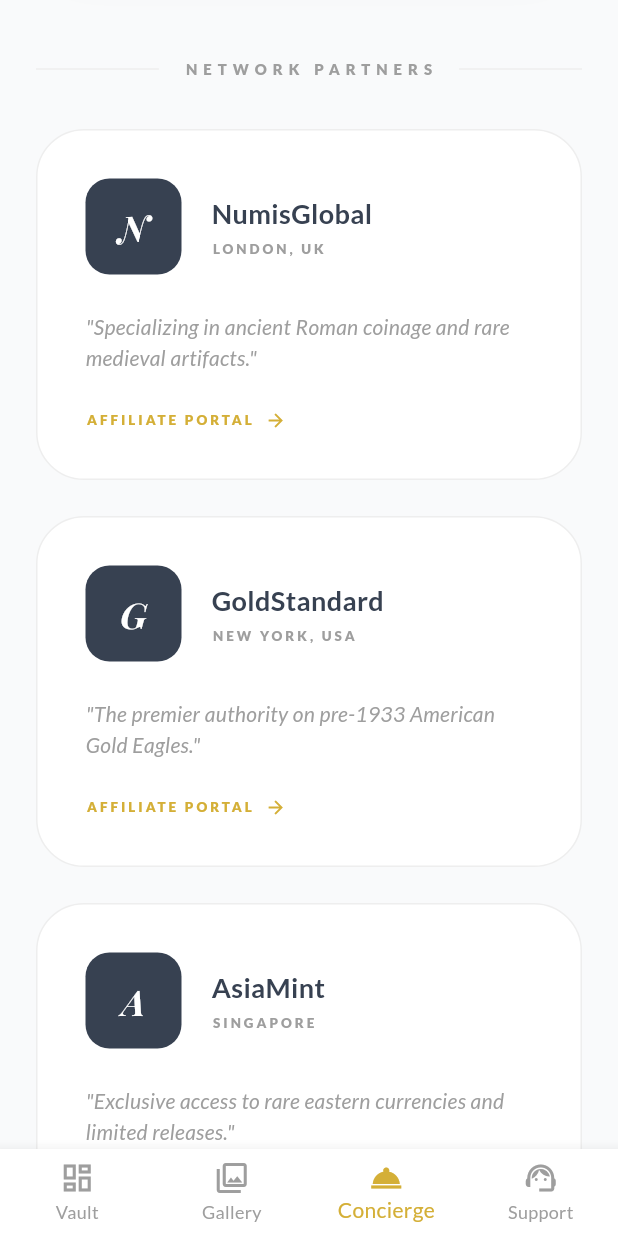
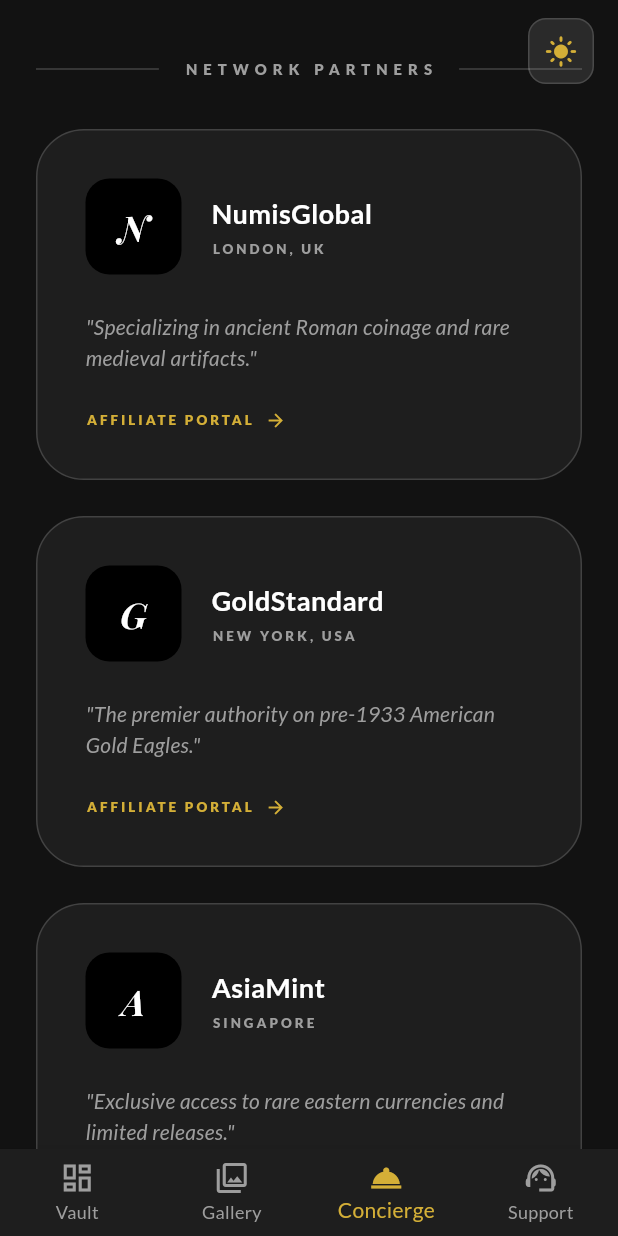
Before and after one commit to karlchristen1970/antigravnumivas, a Flutter app: the screen it shows after launch, item 3 of the bottom bar chosen, scrolled down 1152 dp, on a phone screen of 412 x 824 dp. Run offline on Flutter 3.47's test engine with Material 3 defaults, Android fonts, the phone set to English and light mode, and no system bars; our stand-ins replace google_fonts; network calls fail.

Commit message:
Add dark mode toggle with sun/moon button

```diff
--- a/lib/main.dart
+++ b/lib/main.dart
@@ -10,13 +10,41 @@ void main() {
   runApp(const NumivasApp());
 }
 
-class NumivasApp extends StatelessWidget {
+// Global key to access theme toggle from anywhere in the app
+final GlobalKey<_NumivasAppState> numivasAppKey = GlobalKey<_NumivasAppState>();
+
+class NumivasApp extends StatefulWidget {
   const NumivasApp({super.key});
+
+  @override
+  State<NumivasApp> createState() => _NumivasAppState();
+
+  /// Toggle between light, dark, and system theme modes
+  static void toggleTheme(BuildContext context) {
+    numivasAppKey.currentState?.toggleTheme();
+  }
+
+  /// Get the current theme mode
+  static ThemeMode getThemeMode(BuildContext context) {
+    return numivasAppKey.currentState?._themeMode ?? ThemeMode.dark;
+  }
+}
+
+class _NumivasAppState extends State<NumivasApp> {
+  ThemeMode _themeMode = ThemeMode.dark; // Default to dark for luxury feel
+
+  void toggleTheme() {
+    setState(() {
+      _themeMode = _themeMode == ThemeMode.dark ? ThemeMode.light : ThemeMode.dark;
+    });
+  }
 
   @override
   Widget build(BuildContext context) {
     return MaterialApp(
+      key: numivasAppKey,
       title: 'Numivas',
+      debugShowCheckedModeBanner: false,
       theme: ThemeData(
         brightness: Brightness.light,
         primaryColor: const Color(0xFFD4AF37), // Gold
@@ -39,7 +67,7 @@ class NumivasApp extends StatelessWidget {
         ),
         textTheme: GoogleFonts.latoTextTheme(ThemeData.dark().textTheme),
       ),
-      themeMode: ThemeMode.system,
+      themeMode: _themeMode,
       initialRoute: '/',
       routes: {
         '/': (context) => const MainScreen(),
@@ -76,10 +104,43 @@ class _MainScreenState extends State<MainScreen> {
 
   @override
   Widget build(BuildContext context) {
+    final isDark = Theme.of(context).brightness == Brightness.dark;
+
     return Scaffold(
-      body: IndexedStack(
-        index: _selectedIndex,
-        children: _views,
+      body: Stack(
+        children: [
+          IndexedStack(
+            index: _selectedIndex,
+            children: _views,
+          ),
+          // Dark mode toggle button - top right corner
+          Positioned(
+            top: MediaQuery.of(context).padding.top + 12,
+            right: 16,
+            child: GestureDetector(
+              onTap: () => NumivasApp.toggleTheme(context),
+              child: Container(
+                padding: const EdgeInsets.all(10),
+                decoration: BoxDecoration(
+                  color: isDark
+                      ? Colors.white.withOpacity(0.1)
+                      : Colors.black.withOpacity(0.05),
+                  borderRadius: BorderRadius.circular(12),
+                  border: Border.all(
+                    color: isDark
+                        ? Colors.white.withOpacity(0.15)
+                        : Colors.black.withOpacity(0.1),
+                  ),
+                ),
+                child: Icon(
+                  isDark ? Icons.light_mode_rounded : Icons.dark_mode_rounded,
+                  color: isDark ? const Color(0xFFD4AF37) : const Color(0xFF374151),
+                  size: 22,
+                ),
+              ),
+            ),
+          ),
+        ],
       ),
       bottomNavigationBar: BottomNavigationBar(
         currentIndex: _selectedIndex,
```
